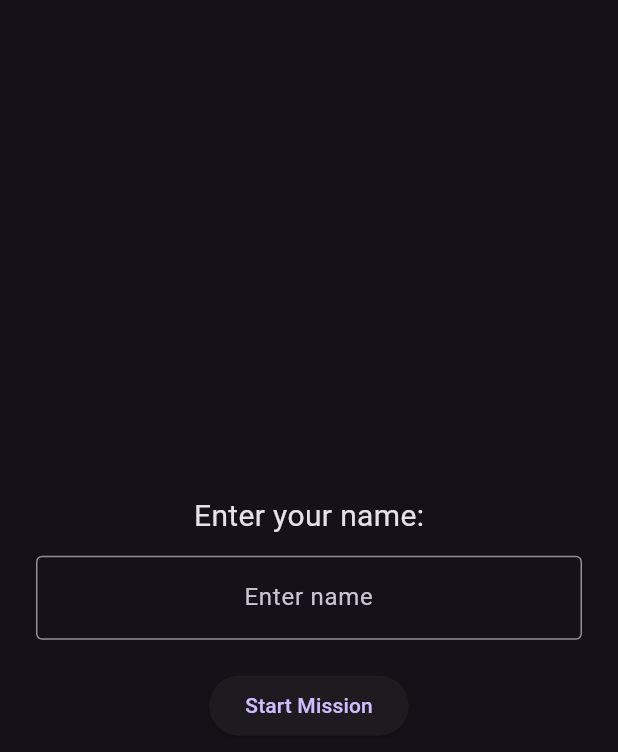
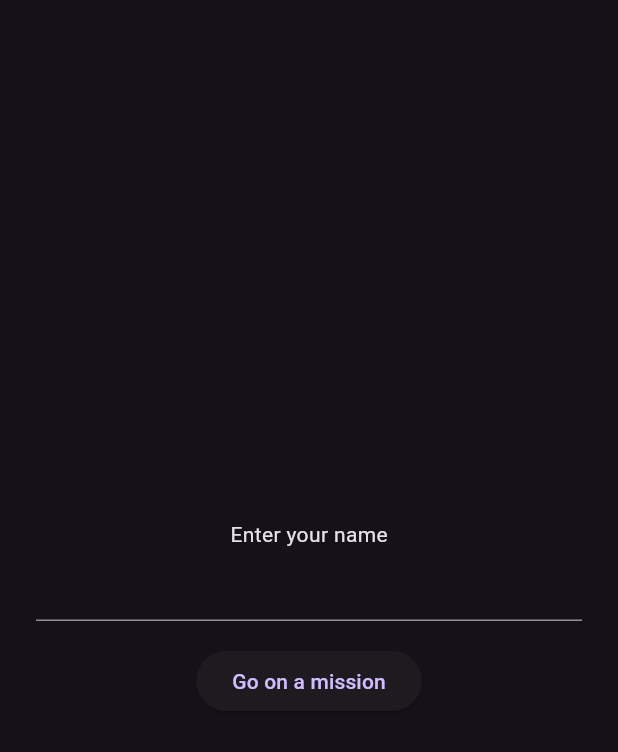
Before and after one commit to iyraa/space_walker, a Flutter app: the screen it shows after launch, on a phone screen of 412 x 824 dp. Shown: the top 752 px of the screen. Run offline on Flutter 3.47's test engine with Material 3 defaults, Android fonts, the phone set to English and light mode, and no system bars; our stand-ins replace hive, hive_flutter; accounts and stored records are empty.

Commit message:
2nd upgrade

```diff
--- a/lib/main.dart
+++ b/lib/main.dart
@@ -1,21 +1,23 @@
 import 'package:flutter/material.dart';
 import 'package:hive_flutter/hive_flutter.dart';
-import 'package:path_provider/path_provider.dart';
+import 'package:space_walker/services/flag_service.dart';
 import 'package:space_walker/services/story_service.dart';
-
+import 'package:space_walker/screens/name_input_screen.dart';
 import 'models/node.dart';
-import 'screens/game_screen.dart';
 
 void main() async {
   WidgetsFlutterBinding.ensureInitialized();
 
   // Initialize Hive
-  final appDocDir = await getApplicationDocumentsDirectory();
-  await Hive.initFlutter(appDocDir.path);
+  //final appDocDir = await getApplicationDocumentsDirectory();
+  await Hive.initFlutter();
+  await flagService.init();
 
   // Register adapters
   Hive.registerAdapter(NodeAdapter());
   Hive.registerAdapter(ChoiceAdapter());
+  Hive.registerAdapter(DialogueLineAdapter());
+
   final nodeBox = await Hive.openBox<Node>('nodeBox');
   if (nodeBox.isEmpty) {
     print('loading story from JSON...');
@@ -39,60 +41,7 @@ class SpaceWalker extends StatelessWidget {
       title: 'Space Walker',
       theme: ThemeData.dark(),
       debugShowCheckedModeBanner: false,
-      home: NameInputScreen(),
+      home: const NameInputScreen(),
     );
   }
 }
-
-class NameInputScreen extends StatefulWidget {
-  const NameInputScreen({super.key});
-
-  @override
-  State<NameInputScreen> createState() => _NameInputScreenState();
-}
-
-class _NameInputScreenState extends State<NameInputScreen> {
-  final _controller = TextEditingController();
-
-  void _startGame() {
-    var name = _controller.text.trim();
-    if (name.isNotEmpty) {
-      name = name[0].toUpperCase() + name.substring(1).toLowerCase();
-
-      Navigator.pushReplacement(
-        context,
-        MaterialPageRoute(
-          builder: (_) => GameScreen(playerName: 'Captain $name'),
-        ),
-      );
-    }
-  }
-
-  @override
-  Widget build(BuildContext context) {
-    return Scaffold(
-      body: Center(
-        child: Padding(
-          padding: const EdgeInsets.all(24.0),
-          child: Column(
-            mainAxisSize: MainAxisSize.min,
-            children: [
-              Text('Enter your name:', style: TextStyle(fontSize: 20)),
-              SizedBox(height: 12),
-              TextField(
-                controller: _controller,
-                textAlign: TextAlign.center,
-                decoration: InputDecoration(
-                  border: OutlineInputBorder(),
-                  hintText: 'Enter name',
-                ),
-              ),
-              SizedBox(height: 20),
-              ElevatedButton(onPressed: _startGame, child: Text('Start Mission')),
-            ],
-          ),
-        ),
-      ),
-    );
-  }
-}
--- a/pubspec.yaml
+++ b/pubspec.yaml
@@ -11,7 +11,6 @@ dependencies:
     sdk: flutter
   hive: ^2.0.5
   hive_flutter: ^1.1.0
-  path_provider: ^2.0.8
 
 dev_dependencies:
   flutter_test:
```
Also changed, not shown: assets/json/story.json (+23 -20 lines), lib/models/node.dart (+18 -19 lines), lib/screens/game_screen.dart (+54 -14 lines), lib/screens/name_input_screen.dart (+10 -7 lines), lib/services/flag_service.dart (added, +60 -0 lines), lib/services/story_service.dart (+35 -10 lines), lib/models/node.g.dart, pubspec.lock.
